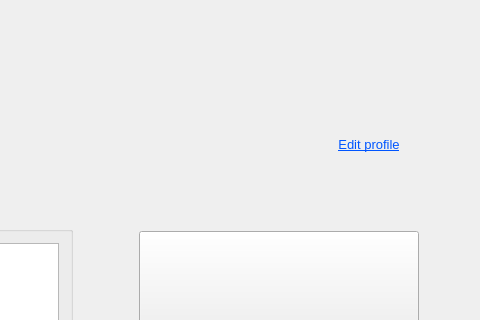
pgallo725/livetext-pds, file textedit/forms/landingpage.ui: the form before one commit; both pictures show x 307 to 787 and y 0 to 320 of the 787 by 659 pixel window.
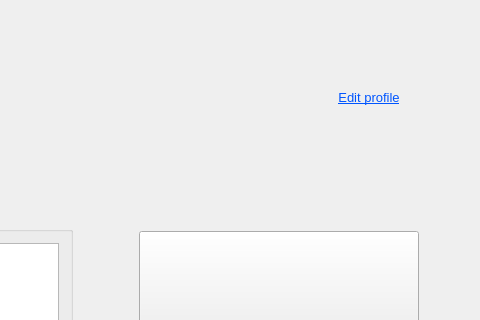
The form after the commit.

Patch:
```diff
--- a/textedit/forms/landingpage.ui
+++ b/textedit/forms/landingpage.ui
@@ -1380,6 +1380,19 @@
               </property>
              </widget>
             </item>
+            <item>
+             <spacer name="verticalSpacer_12">
+              <property name="orientation">
+               <enum>Qt::Vertical</enum>
+              </property>
+              <property name="sizeHint" stdset="0">
+               <size>
+                <width>20</width>
+                <height>40</height>
+               </size>
+              </property>
+             </spacer>
+            </item>
            </layout>
           </item>
          </layout>
```
Left out of the diff: 2 changed lines with no effect on the pictures.
